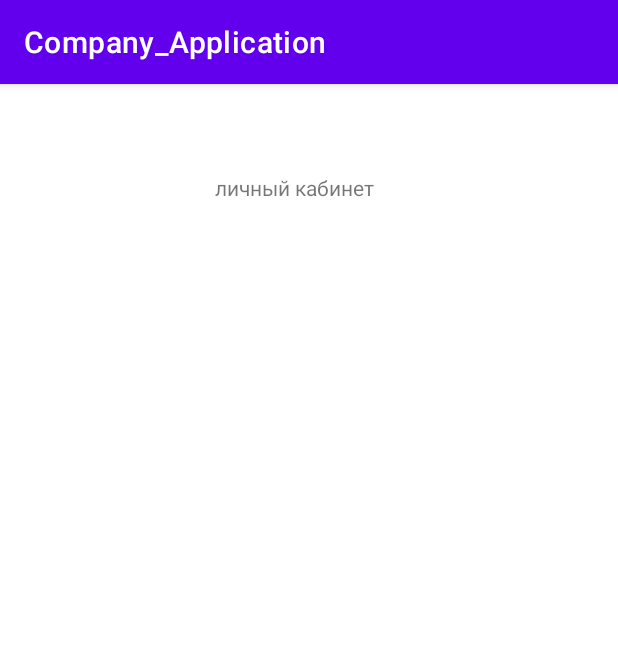
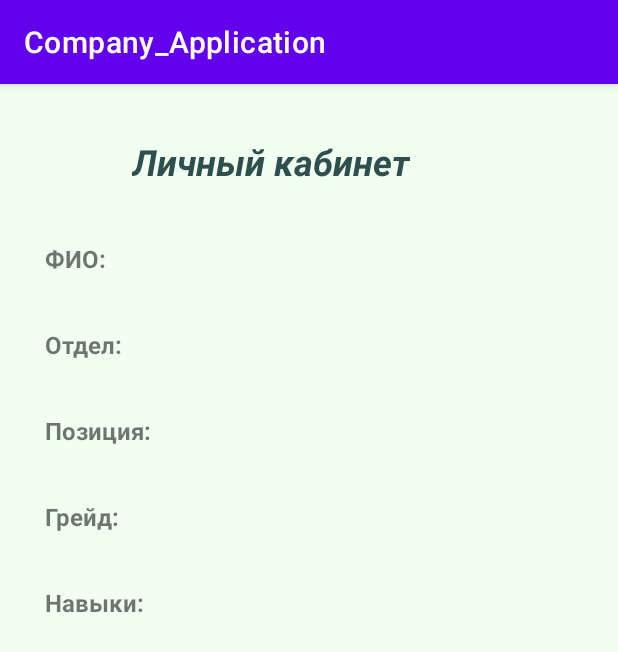
Before and after one commit to fa-software-engineering/client-android, an Android app: the PersonalActivity screen opened directly, with no data from a screen before it, on a phone screen of 412 x 824 dp. Shown: the top 652 px of the screen. Run offline under Robolectric (Android 15) with nearby library versions, the phone set to English and light mode, and no system bars.

Commit message:
Сделал макеты для Личного кабинета и Проектов

```diff
--- a/app/build.gradle
+++ b/app/build.gradle
@@ -2,6 +2,8 @@ plugins {
     id 'com.android.application'
     id 'org.jetbrains.kotlin.android'
     id 'com.google.gms.google-services'
+    id 'kotlin-android-extensions'
+
 }
 
 android {
--- a/app/src/main/java/com/example/company_application/MainActivity.kt
+++ b/app/src/main/java/com/example/company_application/MainActivity.kt
@@ -1,20 +1,22 @@
 package com.example.company_application
 
 import android.content.Intent
-import androidx.appcompat.app.AppCompatActivity
 import android.os.Bundle
 import android.util.Log
 import android.view.Menu
 import android.view.MenuInflater
 import android.view.MenuItem
+import androidx.appcompat.app.AppCompatActivity
 import com.firebase.ui.auth.AuthUI
 import com.firebase.ui.auth.FirebaseAuthUIActivityResultContract
 import com.firebase.ui.auth.data.model.FirebaseAuthUIAuthenticationResult
 import com.google.firebase.auth.FirebaseAuth
-import com.google.firebase.database.ktx.database
-import com.google.firebase.ktx.Firebase
+import java.util.*
 
 class MainActivity : AppCompatActivity() {
+
+    private var login: String? = null
+    private lateinit var menu: Menu
 
     private val signInLauncher = registerForActivityResult(
         FirebaseAuthUIActivityResultContract()
@@ -27,21 +29,17 @@ class MainActivity : AppCompatActivity() {
         super.onCreate(savedInstanceState)
         setContentView(R.layout.activity_main)
         openRegistrationScreen()
+
+    }
+
+    override fun invalidateOptionsMenu() {
+        super.invalidateOptionsMenu()
     }
 
     override fun onCreateOptionsMenu(menu: Menu): Boolean {
         val inflater: MenuInflater = menuInflater
-        val user = FirebaseAuth.getInstance().currentUser
-        val login = user?.email.toString()
-
-        Log.i("login", login)
-
-        //проверка, какой пользователь входит
-        if (login[0] == '1'){
-            Log.i("login", "login_1")
-        }else{
-            inflater.inflate(R.menu.menu, menu)
-        }
+        inflater.inflate(R.menu.menu, menu)
+        this.menu = menu;
         return true
     }
 
@@ -79,7 +77,18 @@ class MainActivity : AppCompatActivity() {
     private fun onSignInResult(result: FirebaseAuthUIAuthenticationResult) {
         val response = result.idpResponse
         if (result.resultCode == RESULT_OK) {
-            // Successfully signed in
+            val user = FirebaseAuth.getInstance().currentUser
+            login = user?.email.toString()
+            //проверка, какой пользователь входит
+
+            if (login!![0] == '1'){
+                Log.i("login", "login_1")
+            }else{
+                val item = menu.findItem(R.id.personal)
+                item.isVisible = false;
+            }
+
+
         }
     }
 }
--- a/app/src/main/java/com/example/company_application/ProjectsActivity.kt
+++ b/app/src/main/java/com/example/company_application/ProjectsActivity.kt
@@ -1,11 +1,27 @@
 package com.example.company_application
 
+import android.os.Bundle
+import android.widget.ArrayAdapter
 import androidx.appcompat.app.AppCompatActivity
-import android.os.Bundle
+import kotlinx.android.synthetic.main.activity_projects.*
+
 
 class ProjectsActivity : AppCompatActivity() {
+
+    private var listItems = ArrayList<String>()
+
+    private lateinit var adapter: ArrayAdapter<String>
+
     override fun onCreate(savedInstanceState: Bundle?) {
         super.onCreate(savedInstanceState)
         setContentView(R.layout.activity_projects)
+
+        adapter = ArrayAdapter(this, android.R.layout.simple_list_item_1, listItems)
+        listView.adapter = adapter;
+
+        listItems.add("gfjk;'d")
+        adapter.notifyDataSetChanged()
     }
+
+
 }
--- a/app/src/main/res/layout/activity_personal.xml
+++ b/app/src/main/res/layout/activity_personal.xml
@@ -4,15 +4,135 @@
     xmlns:tools="http://schemas.android.com/tools"
     android:layout_width="match_parent"
     android:layout_height="match_parent"
-    tools:context=".PersonalActivity">
+    tools:context=".PersonalActivity"
+    android:background="@color/azure">
+
+    <TextView
+        android:id="@+id/tv"
+        android:layout_width="wrap_content"
+        android:layout_height="wrap_content"
+        android:layout_marginStart="30dp"
+        android:layout_marginTop="35dp"
+        android:text="@string/skills"
+        app:layout_constraintStart_toStartOf="parent"
+        app:layout_constraintTop_toBottomOf="@+id/textView7"
+        android:textSize="16sp"
+        android:textStyle="bold"/>
+
+    <TextView
+        android:id="@+id/textView7"
+        android:layout_width="wrap_content"
+        android:layout_height="wrap_content"
+        android:layout_marginStart="30dp"
+        android:layout_marginTop="35dp"
+        android:text="@string/grade"
+        app:layout_constraintStart_toStartOf="parent"
+        app:layout_constraintTop_toBottomOf="@+id/textView6"
+        android:textSize="16sp"
+        android:textStyle="bold"/>
 
     <TextView
         android:id="@+id/textView"
         android:layout_width="wrap_content"
         android:layout_height="wrap_content"
-        android:layout_marginStart="143dp"
-        android:layout_marginTop="59dp"
-        android:text="личный кабинет"
+        android:layout_marginStart="88dp"
+        android:layout_marginTop="35dp"
+        android:text="@string/personal"
+        android:textColor="@color/dark_gray"
+        android:textSize="24sp"
+        android:textStyle="bold|italic"
         app:layout_constraintStart_toStartOf="parent"
         app:layout_constraintTop_toTopOf="parent" />
+
+    <TextView
+        android:id="@+id/textView4"
+        android:layout_width="wrap_content"
+        android:layout_height="wrap_content"
+        android:layout_marginStart="30dp"
+        android:layout_marginTop="105dp"
+        android:text="@string/fio"
+        app:layout_constraintStart_toStartOf="parent"
+        app:layout_constraintTop_toTopOf="parent"
+        android:textSize="16sp"
+        android:textStyle="bold"/>
+
+    <TextView
+        android:id="@+id/textView5"
+        android:layout_width="wrap_content"
+        android:layout_height="wrap_content"
+        android:layout_marginStart="30dp"
+        android:layout_marginTop="35dp"
+        android:text="@string/department"
+        app:layout_constraintStart_toStartOf="parent"
+        app:layout_constraintTop_toBottomOf="@+id/textView4"
+        android:textSize="16sp"
+        android:textStyle="bold"/>
+
+    <TextView
+        android:id="@+id/textView6"
+        android:layout_width="wrap_content"
+        android:layout_height="wrap_content"
+        android:layout_marginStart="30dp"
+        android:layout_marginTop="35dp"
+        android:text="@string/position"
+        app:layout_constraintStart_toStartOf="parent"
+        app:layout_constraintTop_toBottomOf="@+id/textView5"
+        android:textSize="16sp"
+        android:textStyle="bold"/>
+
+    <TextView
+        android:id="@+id/fio_edit"
+        android:layout_width="wrap_content"
+        android:layout_height="wrap_content"
+        android:layout_marginStart="10dp"
+        android:layout_marginTop="105dp"
+        android:text=""
+        android:textSize="16sp"
+        app:layout_constraintStart_toEndOf="@+id/textView4"
+        app:layout_constraintTop_toTopOf="parent" />
+
+    <TextView
+        android:id="@+id/depart_edit"
+        android:layout_width="wrap_content"
+        android:layout_height="wrap_content"
+        android:layout_marginStart="10dp"
+        android:layout_marginTop="35dp"
+        android:text=""
+        app:layout_constraintStart_toEndOf="@+id/textView5"
+        app:layout_constraintTop_toBottomOf="@+id/fio_edit"
+        android:textSize="16sp" />
+
+    <TextView
+        android:id="@+id/pos_edit"
+        android:layout_width="wrap_content"
+        android:layout_height="wrap_content"
+        android:layout_marginStart="10dp"
+        android:layout_marginTop="35dp"
+        android:text=""
+        app:layout_constraintStart_toEndOf="@+id/textView6"
+        app:layout_constraintTop_toBottomOf="@+id/depart_edit"
+        android:textSize="16sp" />
+
+    <TextView
+        android:id="@+id/grade_edit"
+        android:layout_width="wrap_content"
+        android:layout_height="wrap_content"
+        android:layout_marginStart="10dp"
+        android:layout_marginTop="35dp"
+        android:text=""
+        app:layout_constraintStart_toEndOf="@+id/textView7"
+        app:layout_constraintTop_toBottomOf="@+id/pos_edit"
+        android:textSize="16sp" />
+
+    <TextView
+        android:id="@+id/skills_edit"
+        android:layout_width="wrap_content"
+        android:layout_height="wrap_content"
+        android:layout_marginStart="10dp"
+        android:layout_marginTop="35dp"
+        android:text=""
+        app:layout_constraintStart_toEndOf="@+id/tv"
+        app:layout_constraintTop_toBottomOf="@+id/grade_edit"
+        android:textSize="16sp" />
+
 </androidx.constraintlayout.widget.ConstraintLayout>
--- a/app/src/main/res/layout/activity_projects.xml
+++ b/app/src/main/res/layout/activity_projects.xml
@@ -7,12 +7,25 @@
     tools:context=".ProjectsActivity">
 
     <TextView
-        android:id="@+id/textView2"
+        android:id="@+id/textView"
         android:layout_width="wrap_content"
         android:layout_height="wrap_content"
-        android:layout_marginStart="188dp"
-        android:layout_marginTop="76dp"
-        android:text="проекты"
+        android:layout_marginStart="128dp"
+        android:layout_marginTop="35dp"
+        android:text="@string/projects"
+        android:textColor="@color/dark_gray"
+        android:textSize="24sp"
+        android:textStyle="bold|italic"
         app:layout_constraintStart_toStartOf="parent"
         app:layout_constraintTop_toTopOf="parent" />
+
+    <ListView
+        android:id="@+id/listView"
+        android:layout_width="358dp"
+        android:layout_height="571dp"
+        android:layout_marginStart="1dp"
+        android:layout_marginTop="20dp"
+        app:layout_constraintStart_toStartOf="parent"
+        app:layout_constraintTop_toBottomOf="@+id/textView" />
+
 </androidx.constraintlayout.widget.ConstraintLayout>
--- a/app/src/main/res/values/colors.xml
+++ b/app/src/main/res/values/colors.xml
@@ -7,4 +7,6 @@
     <color name="teal_700">#FF018786</color>
     <color name="black">#FF000000</color>
     <color name="white">#FFFFFFFF</color>
+    <color name="azure">#F0FFF0</color>
+    <color name="dark_gray">#2F4F4F</color>
 </resources>
--- a/app/src/main/res/values/strings.xml
+++ b/app/src/main/res/values/strings.xml
@@ -3,5 +3,10 @@
     <string name="personal">Личный кабинет</string>
     <string name="projects">Проекты</string>
     <string name="reports">Отчеты</string>
+    <string name="fio">ФИО:</string>
+    <string name="department">Отдел:</string>
+    <string name="position">Позиция:</string>
+    <string name="grade">Грейд:</string>
+    <string name="skills">Навыки:</string>
 
 </resources>
--- a/build.gradle
+++ b/build.gradle
@@ -7,4 +7,5 @@ plugins {
     id 'com.android.application' version '7.3.1' apply false
     id 'com.android.library' version '7.3.1' apply false
     id 'org.jetbrains.kotlin.android' version '1.7.20' apply false
+
 }
```
